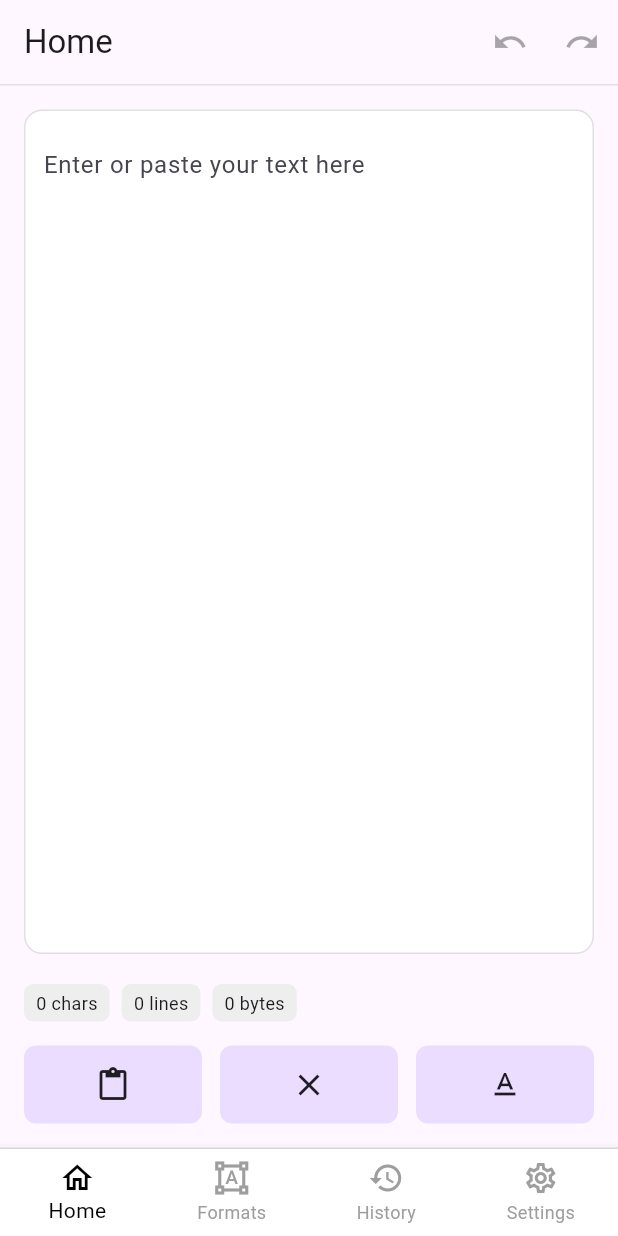
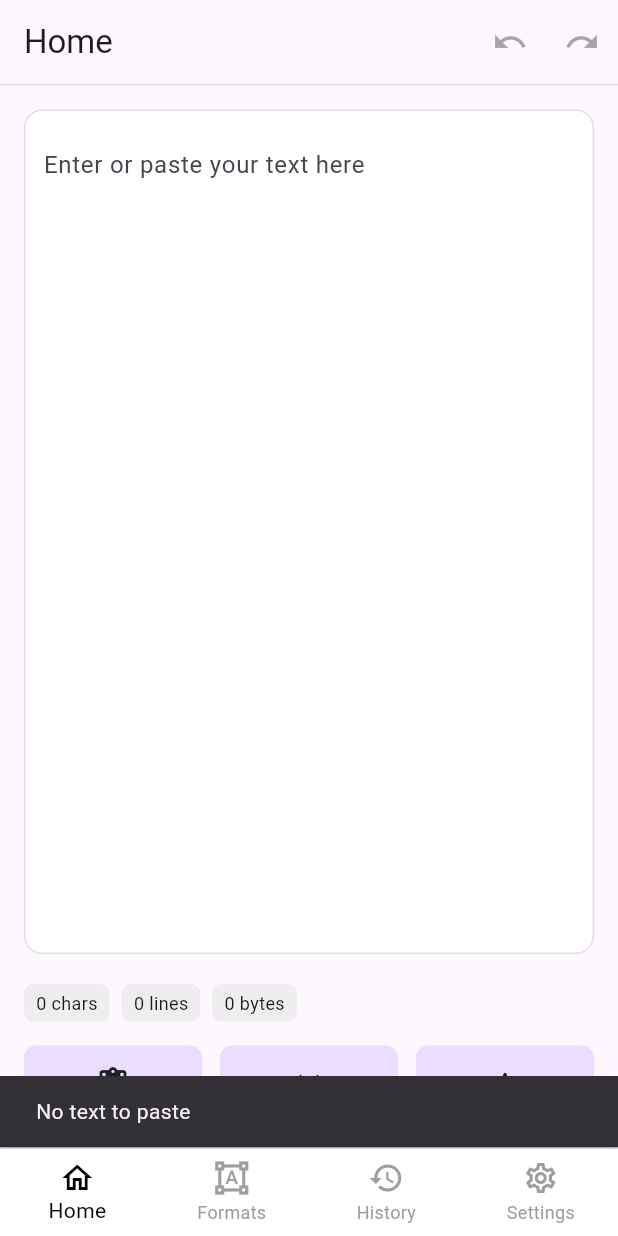
Before and after one commit to hyperbora/format_kit, a Flutter app: the screen it shows after launch, after a tap on the "content paste" icon, on a phone screen of 412 x 824 dp. Run offline on Flutter 3.47's test engine with Material 3 defaults, Android fonts, the phone set to English and light mode, and no system bars; our stand-ins replace flutter_riverpod.

```diff
--- a/lib/l10n/app_en.arb
+++ b/lib/l10n/app_en.arb
@@ -61,5 +61,9 @@
   "redoTooltip": "Redo",
   "@redoTooltip": {
     "description": "Tooltip for the redo button"
+  },
+  "pasteEmptyMessage": "No text to paste",
+  "@pasteEmptyMessage": {
+    "description": "Message displayed when there is no text to paste"
   }
 }
--- a/lib/l10n/app_ko.arb
+++ b/lib/l10n/app_ko.arb
@@ -61,5 +61,9 @@
   "redoTooltip": "다시 실행",
   "@redoTooltip": {
     "description": "다시 실행 버튼의 툴팁"
+  },
+  "pasteEmptyMessage": "붙여넣을 텍스트가 없습니다",
+  "@pasteEmptyMessage": {
+    "description": "붙여넣기 시도 시 텍스트가 없을 때 표시되는 메시지"
   }
 }
--- a/lib/l10n/app_localizations.dart
+++ b/lib/l10n/app_localizations.dart
@@ -163,6 +163,12 @@ abstract class AppLocalizations {
   /// In en, this message translates to:
   /// **'Redo'**
   String get redoTooltip;
+
+  /// Message displayed when there is no text to paste
+  ///
+  /// In en, this message translates to:
+  /// **'No text to paste'**
+  String get pasteEmptyMessage;
 }
 
 class _AppLocalizationsDelegate
--- a/lib/l10n/app_localizations_en.dart
+++ b/lib/l10n/app_localizations_en.dart
@@ -46,4 +46,7 @@ class AppLocalizationsEn extends AppLocalizations {
 
   @override
   String get redoTooltip => 'Redo';
+
+  @override
+  String get pasteEmptyMessage => 'No text to paste';
 }
--- a/lib/l10n/app_localizations_ko.dart
+++ b/lib/l10n/app_localizations_ko.dart
@@ -46,4 +46,7 @@ class AppLocalizationsKo extends AppLocalizations {
 
   @override
   String get redoTooltip => '다시 실행';
+
+  @override
+  String get pasteEmptyMessage => '붙여넣을 텍스트가 없습니다';
 }
--- /dev/null
+++ b/lib/providers/paste_result.dart
@@ -0,0 +1 @@
+enum PasteResult { success, emptyClipboard }
--- a/lib/providers/quick_input_actions_provider.dart
+++ b/lib/providers/quick_input_actions_provider.dart
@@ -2,6 +2,7 @@ import 'package:flutter/services.dart';
 import 'package:flutter_riverpod/flutter_riverpod.dart';
 import 'package:format_kit/services/quick_format_service.dart';
 import 'quick_input_history_provider.dart';
+import 'paste_result.dart';
 
 final quickInputActionsProvider = NotifierProvider<QuickInputActions, void>(
   QuickInputActions.new,
@@ -15,12 +16,18 @@ class QuickInputActions extends Notifier<void> {
       ref.read(quickInputHistoryProvider.notifier);
 
   /// 📌 붙여넣기
-  Future<void> paste() async {
+  Future<PasteResult> paste() async {
     final data = await Clipboard.getData(Clipboard.kTextPlain);
-    final text = data?.text ?? "";
+    final text = data?.text;
+
+    if (text == null || text.trim().isEmpty) {
+      return PasteResult.emptyClipboard;
+    }
 
     _history.controller.text = text;
     _history.pushHistory(text);
+
+    return PasteResult.success;
   }
 
   /// 📌 입력 전체 삭제
--- a/lib/screens/home/widgets/quick_format_actions.dart
+++ b/lib/screens/home/widgets/quick_format_actions.dart
@@ -1,6 +1,8 @@
 import 'package:flutter/material.dart';
 import 'package:flutter_riverpod/flutter_riverpod.dart';
+import 'package:format_kit/l10n/app_localizations.dart';
 import 'package:format_kit/providers/quick_input_actions_provider.dart';
+import 'package:format_kit/providers/paste_result.dart';
 
 class QuickFormatActions extends ConsumerWidget {
   const QuickFormatActions({super.key});
@@ -11,7 +13,9 @@ class QuickFormatActions extends ConsumerWidget {
 
     return Row(
       children: [
-        _buildButton(context, Icons.paste, actions.paste),
+        _buildButton(context, Icons.paste, () async {
+          await _paste(context, actions);
+        }),
         const SizedBox(width: 12),
         _buildButton(context, Icons.clear, actions.clear),
         const SizedBox(width: 12),
@@ -39,3 +43,16 @@ Widget _buildButton(BuildContext context, IconData icon, VoidCallback onTap) {
     ),
   );
 }
+
+Future<void> _paste(BuildContext context, QuickInputActions actions) async {
+  final result = await actions.paste();
+  if (result == PasteResult.success) {
+    return;
+  }
+  if (context.mounted) {
+    final loc = AppLocalizations.of(context)!;
+    ScaffoldMessenger.of(
+      context,
+    ).showSnackBar(SnackBar(content: Text(loc.pasteEmptyMessage)));
+  }
+}
```
